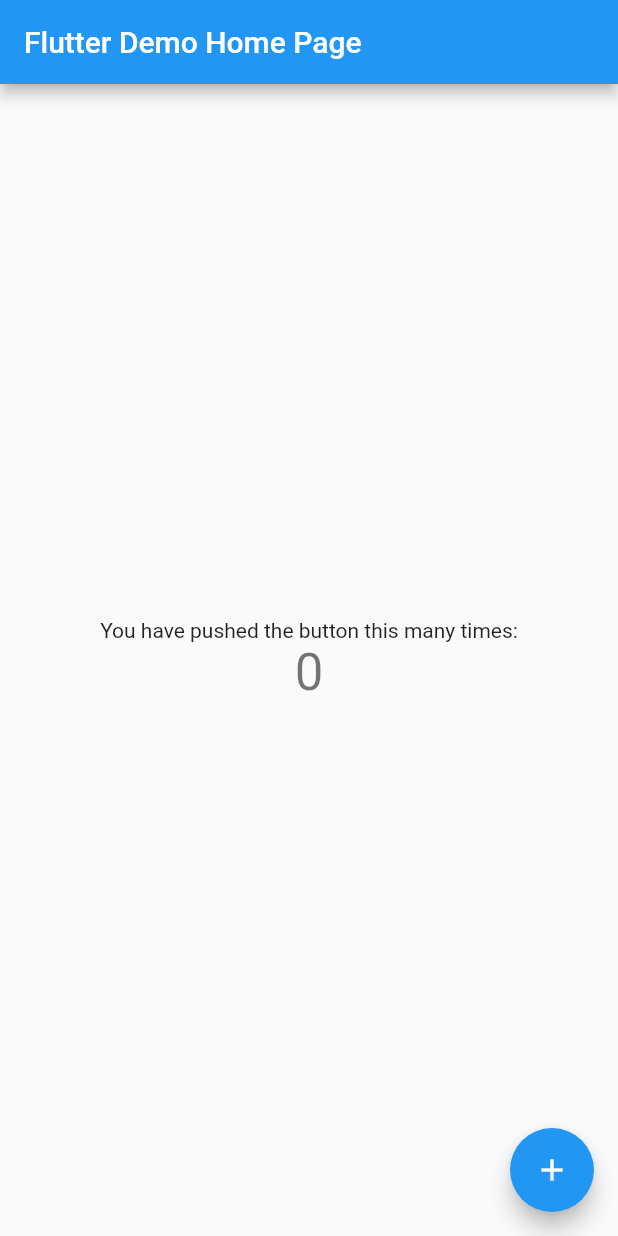
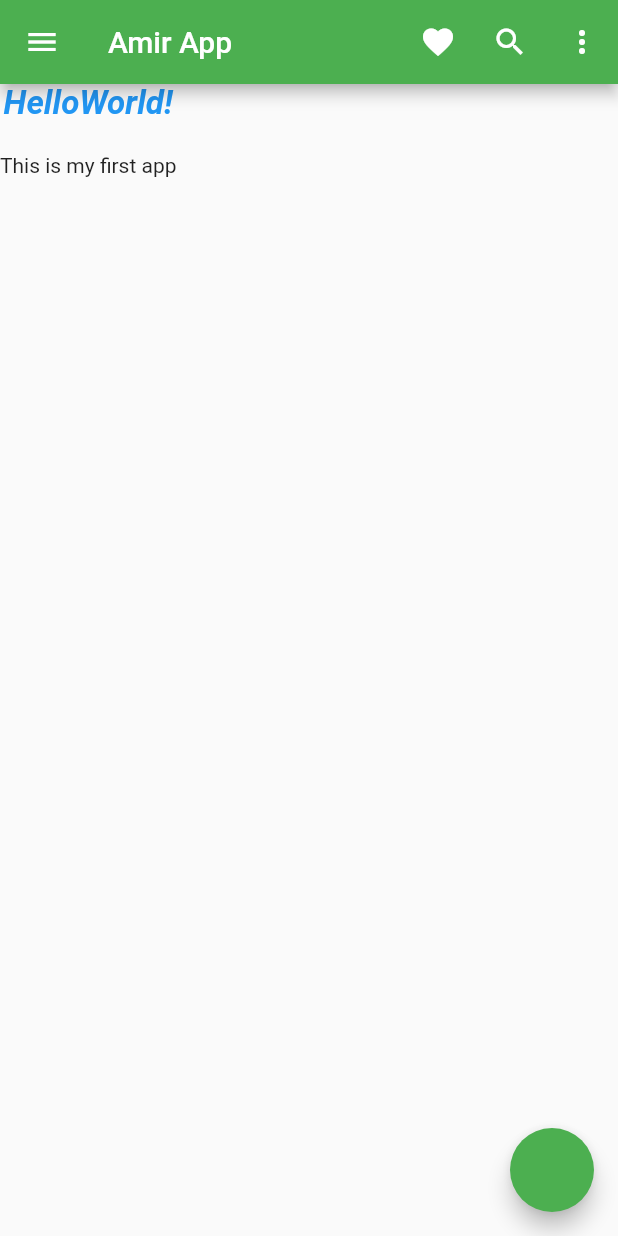
Before and after one commit to amir58/flutter_app_monday, a Flutter app: the screen it shows after launch, on a phone screen of 412 x 824 dp. Run offline on Flutter 3.47's test engine with Material 2 defaults, Android fonts, the phone set to English and light mode, and no system bars.

```diff
--- /dev/null
+++ b/lib/login_screen.dart
@@ -0,0 +1,53 @@
+import 'package:flutter/material.dart';
+
+class LoginScreen extends StatelessWidget {
+  @override
+  Widget build(BuildContext context) {
+    return Scaffold(
+      appBar: AppBar(
+        title: Text("Amir App"),
+        actions: [
+          IconButton(
+            icon: Icon(Icons.favorite),
+            onPressed: () => print('Favorite pressed'),
+          ),
+          IconButton(
+            icon: Icon(Icons.search),
+            onPressed: () {
+              print('Search pressed');
+            },
+          ),
+          IconButton(
+            icon: Icon(Icons.more_vert),
+            onPressed: onMorePress,
+          ),
+        ],
+      ),
+      drawer: Drawer(),
+      endDrawer: Drawer(),
+      floatingActionButton: FloatingActionButton(onPressed: () {}),
+
+      body: Column(
+        children: [
+          Text(
+            "HelloWorld!",
+            style: TextStyle(
+              color: Colors.blue,
+              fontSize: 22,
+              fontStyle: FontStyle.italic,
+              fontWeight: FontWeight.bold
+            ),
+          ),
+          SizedBox(
+            height: 20,
+          ),
+          Text("This is my first app")
+        ],
+      ),
+    );
+  }
+
+  void onMorePress() {
+    print('More pressed');
+  }
+}
--- a/lib/main.dart
+++ b/lib/main.dart
@@ -1,113 +1,19 @@
 import 'package:flutter/material.dart';
+import 'package:flutter_app_monday/login_screen.dart';
 
 void main() {
   runApp(MyApp());
 }
 
 class MyApp extends StatelessWidget {
-  // This widget is the root of your application.
+
   @override
   Widget build(BuildContext context) {
     return MaterialApp(
-      title: 'Flutter Demo',
       theme: ThemeData(
-        // This is the theme of your application.
-        //
-        // Try running your application with "flutter run". You'll see the
-        // application has a blue toolbar. Then, without quitting the app, try
-        // changing the primarySwatch below to Colors.green and then invoke
-        // "hot reload" (press "r" in the console where you ran "flutter run",
-        // or simply save your changes to "hot reload" in a Flutter IDE).
-        // Notice that the counter didn't reset back to zero; the application
-        // is not restarted.
-        primarySwatch: Colors.blue,
+        primarySwatch : Colors.green
       ),
-      home: MyHomePage(title: 'Flutter Demo Home Page'),
+      home: LoginScreen(),
     );
   }
 }
-
-class MyHomePage extends StatefulWidget {
-  MyHomePage({Key key, this.title}) : super(key: key);
-
-  // This widget is the home page of your application. It is stateful, meaning
-  // that it has a State object (defined below) that contains fields that affect
-  // how it looks.
-
-  // This class is the configuration for the state. It holds the values (in this
-  // case the title) provided by the parent (in this case the App widget) and
-  // used by the build method of the State. Fields in a Widget subclass are
-  // always marked "final".
-
-  final String title;
-
-  @override
-  _MyHomePageState createState() => _MyHomePageState();
-}
-
-class _MyHomePageState extends State<MyHomePage> {
-  int _counter = 0;
-
-  void _incrementCounter() {
-    setState(() {
-      // This call to setState tells the Flutter framework that something has
-      // changed in this State, which causes it to rerun the build method below
-      // so that the display can reflect the updated values. If we changed
-      // _counter without calling setState(), then the build method would not be
-      // called again, and so nothing would appear to happen.
-      _counter++;
-    });
-  }
-
-  @override
-  Widget build(BuildContext context) {
-    // This method is rerun every time setState is called, for instance as done
-    // by the _incrementCounter method above.
-    //
-    // The Flutter framework has been optimized to make rerunning build methods
-    // fast, so that you can just rebuild anything that needs updating rather
-    // than having to individually change instances of widgets.
-    return Scaffold(
-      appBar: AppBar(
-        // Here we take the value from the MyHomePage object that was created by
-        // the App.build method, and use it to set our appbar title.
-        title: Text(widget.title),
-      ),
-      body: Center(
-        // Center is a layout widget. It takes a single child and positions it
-        // in the middle of the parent.
-        child: Column(
-          // Column is also a layout widget. It takes a list of children and
-          // arranges them vertically. By default, it sizes itself to fit its
-          // children horizontally, and tries to be as tall as its parent.
-          //
-          // Invoke "debug painting" (press "p" in the console, choose the
-          // "Toggle Debug Paint" action from the Flutter Inspector in Android
-          // Studio, or the "Toggle Debug Paint" command in Visual Studio Code)
-          // to see the wireframe for each widget.
-          //
-          // Column has various properties to control how it sizes itself and
-          // how it positions its children. Here we use mainAxisAlignment to
-          // center the children vertically; the main axis here is the vertical
-          // axis because Columns are vertical (the cross axis would be
-          // horizontal).
-          mainAxisAlignment: MainAxisAlignment.center,
-          children: <Widget>[
-            Text(
-              'You have pushed the button this many times:',
-            ),
-            Text(
-              '$_counter',
-              style: Theme.of(context).textTheme.headline4,
-            ),
-          ],
-        ),
-      ),
-      floatingActionButton: FloatingActionButton(
-        onPressed: _incrementCounter,
-        tooltip: 'Increment',
-        child: Icon(Icons.add),
-      ), // This trailing comma makes auto-formatting nicer for build methods.
-    );
-  }
-}
```
Also changed, not shown: lib/done/basics.dart (deleted, +0 -28 lines), lib/done/session5.dart (deleted, +0 -32 lines), lib/done/user.dart (deleted, +0 -46 lines), lib/inheritance/person.dart (deleted, +0 -19 lines), lib/inheritance/session_six.dart (deleted, +0 -23 lines), lib/inheritance/student.dart (deleted, +0 -21 lines), lib/session_seven.dart (deleted, +0 -68 lines), lib/vodafone/base_screen.dart (deleted, +0 -24 lines), lib/vodafone/screen_one.dart (deleted, +0 -26 lines), lib/vodafone/screen_two.dart (deleted, +0 -7 lines).
